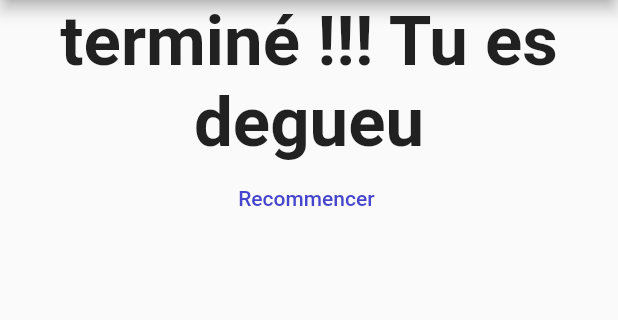
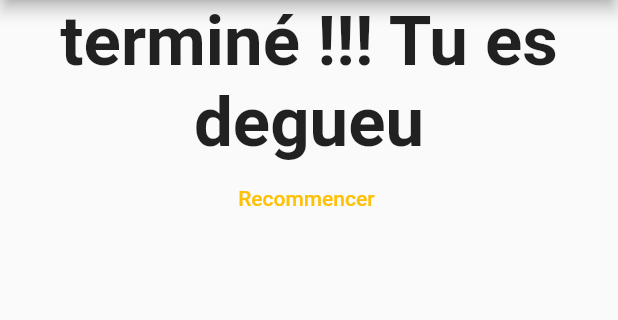
Before and after one commit to fayeyoussou/flutter_learn, a Flutter app: the screen it shows after launch, after a tap on "Red", after a tap on "Sheep", after a tap on "Juve", on a phone screen of 412 x 824 dp, the part 84-404 px from its top. Run offline on Flutter 3.47's test engine with Material 2 defaults, Android fonts, the phone set to English and light mode, and no system bars; Roboto replaces fonts that are missing (Arial).

Commit message:
01_Basics/10_button

```diff
--- a/lib/answer.dart
+++ b/lib/answer.dart
@@ -8,14 +8,15 @@ class Answer extends StatelessWidget {
    */
   final VoidCallback selectedHandler;
   final String answerText;
-  Answer(this.selectedHandler,this.answerText);
+  Answer(this.selectedHandler, this.answerText);
   @override
   Widget build(BuildContext context) {
     return Container(
       width: double.infinity,
-      child: RaisedButton(
-        color: Color.fromARGB(255, 33, 78, 163),
-        textColor: Color.fromARGB(255, 193, 223, 233),
+      child: OutlinedButton(
+        style: OutlinedButton.styleFrom(
+            primary: Colors.amberAccent,
+            side: BorderSide(color: Color.fromRGBO(120, 60, 30, 0.8),),),
         child: Text(this.answerText),
         onPressed: selectedHandler,
       ),
--- a/lib/main.dart
+++ b/lib/main.dart
@@ -18,7 +18,7 @@ void main() => runApp(MyApp());
 class MyApp extends StatefulWidget {
   @override
   State<StatefulWidget> createState() {
-    // TODO: implement createState
+
     return _MyAppState();
   }
 }
--- a/lib/result.dart
+++ b/lib/result.dart
@@ -27,7 +27,7 @@ class Result extends StatelessWidget {
                 fontSize: 46, fontWeight: FontWeight.bold, fontFamily: "Arial"),
             textAlign: TextAlign.center,
           ),
-          FlatButton(onPressed: reset, textColor: Color.fromARGB(255, 69, 69, 206),child: Text('Recommencer '))
+          TextButton(onPressed: reset,child: Text('Recommencer '),style: TextButton.styleFrom(primary: Colors.amber),)
         ],
       ),
     );
```
